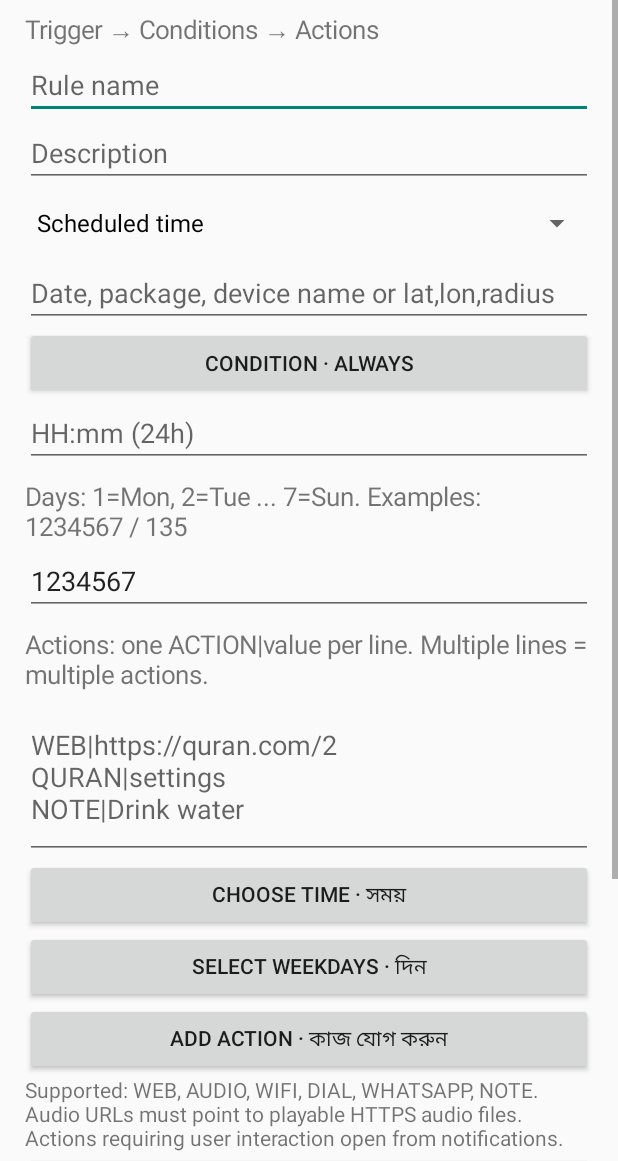
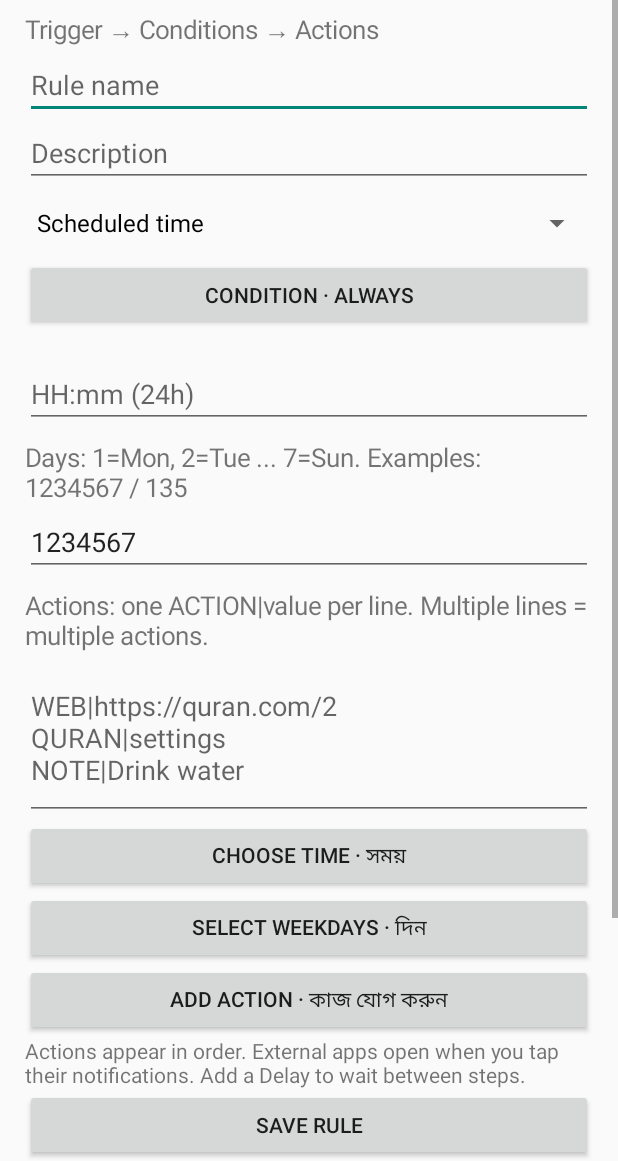
Before and after one commit to csgayeasinarafat-cmd/apk, an Android app: the AdvancedActivity screen opened directly, with no data from a screen before it, on a phone screen of 412 x 824 dp, the part 75-1236 px from its top. Run offline under Robolectric (Android 15) with nearby library versions, the phone set to English and light mode, and no system bars; pictures from the network do not load.

Commit message:
Validate AdvancedActivity.kt in the development build [skip ci]

```diff
--- a/app/src/main/java/com/mylife/agent/AdvancedActivity.kt
+++ b/app/src/main/java/com/mylife/agent/AdvancedActivity.kt
@@ -23,6 +23,16 @@ class AdvancedActivity:Activity(){private var editing:Int?=null
  var condition=""
  val cond=Button(this).apply{text="Condition · Always"};root.addView(cond)
  cond.setOnClickListener{RuleConditions.edit(this,condition){condition=it;cond.text="Condition · "+RuleConditions.describe(it)}}
+ val delivery=TextView(this);root.addView(delivery)
+ trigger.onItemSelectedListener=object:android.widget.AdapterView.OnItemSelectedListener{
+  override fun onNothingSelected(parent:android.widget.AdapterView<*>?){}
+  override fun onItemSelected(parent:android.widget.AdapterView<*>?,view:android.view.View?,position:Int,id:Long){
+   val type=events[position]
+   date.visibility=if(type in setOf("DATE","APP_OPEN","NOTIFICATION","BT_ON","BT_OFF","ARRIVE","DEPART"))android.view.View.VISIBLE else android.view.View.GONE
+   date.hint=when(type){"DATE"->"YYYY-MM-DD";"BT_ON","BT_OFF"->"Bluetooth device name";"ARRIVE","DEPART"->"Latitude, longitude, radius (metres)";else->"Android package name"}
+   delivery.text=when(type){"BATTERY","POWER_ON","POWER_OFF","WIFI","NETWORK"->"Observed while MyLife's process is running.";"APP_OPEN"->"Periodic check. Enable usage access in Permissions.";"ARRIVE","DEPART"->"Allow location access in the background.";"NOTIFICATION"->"Enable notification access. Only the package name is matched.";else->""}
+  }
+ }
  val time=EditText(this).apply{hint="HH:mm (24h)"};root.addView(time)
  label("Days: 1=Mon, 2=Tue ... 7=Sun. Examples: 1234567 / 135")
  val days=EditText(this).apply{setText("1234567")};root.addView(days)
@@ -48,7 +58,7 @@ class AdvancedActivity:Activity(){private var editing:Int?=null
    }
   }.show()
  }})
- val info=TextView(this).apply{text="Supported: WEB, AUDIO, WIFI, DIAL, WHATSAPP, NOTE. Audio URLs must point to playable HTTPS audio files. Actions requiring user interaction open from notifications."};root.addView(info)
+ val info=TextView(this).apply{text="Actions appear in order. External apps open when you tap their notifications. Add a Delay to wait between steps."};root.addView(info)
  val search=EditText(this).apply{hint="Find by name or description · খুঁজুন"}
  val list=LinearLayout(this).apply{orientation=LinearLayout.VERTICAL}
  fun clear(){editing=null;description.text.clear();trigger.setSelection(0);date.text.clear();condition="";cond.text="Condition · Always";name.text.clear();time.text.clear();days.setText("1234567");actions.text.clear()}
@@ -68,7 +78,7 @@ class AdvancedActivity:Activity(){private var editing:Int?=null
  }}
  root.addView(Button(this).apply{text="Save rule";setOnClickListener{
   val event=events[trigger.selectedItemPosition];val day=date.text.toString().trim();if(event in setOf("ARRIVE","DEPART") && runCatching{OptionalEvents.area(day)}.isFailure){Toast.makeText(this@AdvancedActivity,"Enter latitude,longitude,radius in metres",0).show();return@setOnClickListener};if(event in setOf("BT_ON","BT_OFF","APP_OPEN","NOTIFICATION") && day.isBlank()){Toast.makeText(this@AdvancedActivity,"Enter package or device name",0).show();return@setOnClickListener};if(event=="DATE" && runCatching{java.time.LocalDate.parse(day)}.isFailure){Toast.makeText(this@AdvancedActivity,"Enter YYYY-MM-DD",Toast.LENGTH_SHORT).show();return@setOnClickListener};val parts=(if(event in setOf("TIME","DATE"))time.text.toString().trim() else "00:00").split(":");val h=parts.getOrNull(0)?.toIntOrNull();val m=parts.getOrNull(1)?.toIntOrNull();val d=days.text.toString()
-  if(name.text.isBlank()||parts.size!=2||h==null||m==null||h !in 0..23||m !in 0..59||d.isEmpty()||d.any{it !in '1'..'7'}||!AdvancedRules.validActions(actions.text.toString())){
+  if(name.text.isBlank()||parts.size!=2||h==null||m==null||h !in 0..23||m !in 0..59||d.isEmpty()||d.any{it !in '1'..'7'}||!RuleConditions.valid(condition)||!AdvancedRules.validActions(actions.text.toString())){
    Toast.makeText(this@AdvancedActivity,"Check name, time, days and ACTION|value syntax",Toast.LENGTH_LONG).show();return@setOnClickListener}
   val existing=AdvancedRules.load(this@AdvancedActivity)
   val previous=existing.find{it.id==editing}
```
